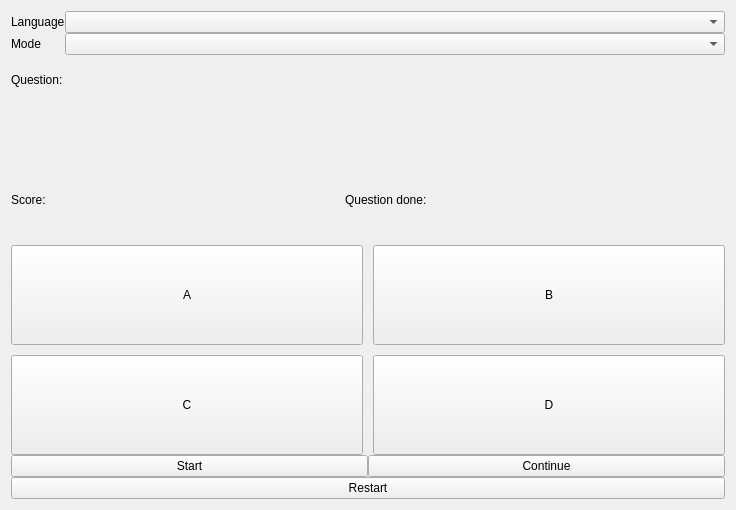
Old version of the form widgetgame.ui in the repository sangpham2710/CS163-Project.
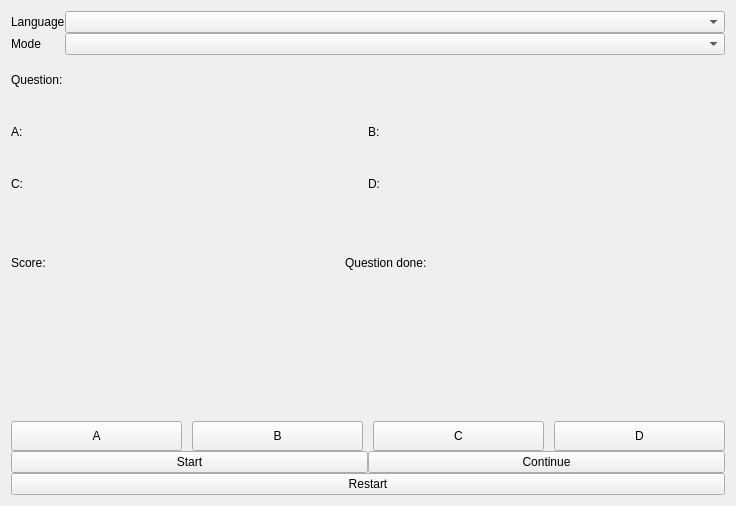
New version of the form.

Commit message: fix game scene

What changed in the file:
```diff
--- a/widgetgame.ui
+++ b/widgetgame.ui
@@ -134,6 +134,19 @@
      </property>
      <item>
       <layout class="QHBoxLayout" name="horizontalLayout_2">
+       <item>
+        <widget class="QLabel" name="label">
+         <property name="sizePolicy">
+          <sizepolicy hsizetype="Fixed" vsizetype="Preferred">
+           <horstretch>0</horstretch>
+           <verstretch>0</verstretch>
+          </sizepolicy>
+         </property>
+         <property name="text">
+          <string>A:</string>
+         </property>
+        </widget>
+       </item>
        <item>
         <widget class="QLabel" name="labelAnswer1">
          <property name="minimumSize">
@@ -150,6 +163,19 @@
          </property>
         </widget>
        </item>
+       <item>
+        <widget class="QLabel" name="label_2">
+         <property name="sizePolicy">
+          <sizepolicy hsizetype="Fixed" vsizetype="Preferred">
+           <horstretch>0</horstretch>
+           <verstretch>0</verstretch>
+          </sizepolicy>
+         </property>
+         <property name="text">
+          <string>B:</string>
+         </property>
+        </widget>
+       </item>
        <item>
         <widget class="QLabel" name="labelAnswer2">
          <property name="minimumSize">
@@ -170,6 +196,19 @@
      </item>
      <item>
       <layout class="QHBoxLayout" name="horizontalLayout_4">
+       <item>
+        <widget class="QLabel" name="label_3">
+         <property name="sizePolicy">
+          <sizepolicy hsizetype="Fixed" vsizetype="Preferred">
+           <horstretch>0</horstretch>
+           <verstretch>0</verstretch>
+          </sizepolicy>
+         </property>
+         <property name="text">
+          <string>C:</string>
+         </property>
+        </widget>
+       </item>
        <item>
         <widget class="QLabel" name="labelAnswer3">
          <property name="minimumSize">
@@ -186,6 +225,19 @@
          </property>
         </widget>
        </item>
+       <item>
+        <widget class="QLabel" name="label_4">
+         <property name="sizePolicy">
+          <sizepolicy hsizetype="Fixed" vsizetype="Preferred">
+           <horstretch>0</horstretch>
+           <verstretch>0</verstretch>
+          </sizepolicy>
+         </property>
+         <property name="text">
+          <string>D:</string>
+         </property>
+        </widget>
+       </item>
        <item>
         <widget class="QLabel" name="labelAnswer4">
          <property name="minimumSize">
@@ -261,7 +313,7 @@
      <property name="minimumSize">
       <size>
        <width>0</width>
-       <height>30</height>
+       <height>20</height>
       </size>
      </property>
      <property name="text">
@@ -276,7 +328,7 @@
      </property>
      <item>
       <layout class="QGridLayout" name="gridLayout_2">
-       <item row="0" column="0">
+       <item row="0" column="1">
         <layout class="QGridLayout" name="gridLayout">
          <property name="spacing">
           <number>10</number>
@@ -292,7 +344,7 @@
            <property name="minimumSize">
             <size>
              <width>0</width>
-             <height>100</height>
+             <height>30</height>
             </size>
            </property>
            <property name="mouseTracking">
@@ -312,6 +364,44 @@
            </property>
           </widget>
          </item>
+         <item row="0" column="4">
+          <widget class="QPushButton" name="pushButtonAnswer4">
+           <property name="sizePolicy">
+            <sizepolicy hsizetype="Ignored" vsizetype="Fixed">
+             <horstretch>0</horstretch>
+             <verstretch>0</verstretch>
+            </sizepolicy>
+           </property>
+           <property name="minimumSize">
+            <size>
+             <width>0</width>
+             <height>30</height>
+            </size>
+           </property>
+           <property name="text">
+            <string>D</string>
+           </property>
+          </widget>
+         </item>
+         <item row="0" column="2">
+          <widget class="QPushButton" name="pushButtonAnswer3">
+           <property name="sizePolicy">
+            <sizepolicy hsizetype="Ignored" vsizetype="Fixed">
+             <horstretch>0</horstretch>
+             <verstretch>0</verstretch>
+            </sizepolicy>
+           </property>
+           <property name="minimumSize">
+            <size>
+             <width>0</width>
+             <height>30</height>
+            </size>
+           </property>
+           <property name="text">
+            <string>C</string>
+           </property>
+          </widget>
+         </item>
          <item row="0" column="1">
           <widget class="QPushButton" name="pushButtonAnswer2">
            <property name="sizePolicy">
@@ -323,7 +413,7 @@
            <property name="minimumSize">
             <size>
              <width>0</width>
-             <height>100</height>
+             <height>30</height>
             </size>
            </property>
            <property name="text">
@@ -331,46 +421,40 @@
            </property>
           </widget>
          </item>
-         <item row="1" column="0">
-          <widget class="QPushButton" name="pushButtonAnswer3">
-           <property name="sizePolicy">
-            <sizepolicy hsizetype="Ignored" vsizetype="Fixed">
-             <horstretch>0</horstretch>
-             <verstretch>0</verstretch>
-            </sizepolicy>
-           </property>
-           <property name="minimumSize">
-            <size>
-             <width>0</width>
-             <height>100</height>
-            </size>
-           </property>
-           <property name="text">
-            <string>C</string>
-           </property>
-          </widget>
-         </item>
-         <item row="1" column="1">
-          <widget class="QPushButton" name="pushButtonAnswer4">
-           <property name="sizePolicy">
-            <sizepolicy hsizetype="Ignored" vsizetype="Fixed">
-             <horstretch>0</horstretch>
-             <verstretch>0</verstretch>
-            </sizepolicy>
-           </property>
-           <property name="minimumSize">
-            <size>
-             <width>0</width>
-             <height>100</height>
-            </size>
-           </property>
-           <property name="text">
-            <string>D</string>
-           </property>
-          </widget>
-         </item>
         </layout>
        </item>
+       <item row="0" column="0">
+        <spacer name="horizontalSpacer">
+         <property name="orientation">
+          <enum>Qt::Horizontal</enum>
+         </property>
+         <property name="sizeType">
+          <enum>QSizePolicy::Preferred</enum>
+         </property>
+         <property name="sizeHint" stdset="0">
+          <size>
+           <width>0</width>
+           <height>20</height>
+          </size>
+         </property>
+        </spacer>
+       </item>
+       <item row="0" column="2">
+        <spacer name="horizontalSpacer_2">
+         <property name="orientation">
+          <enum>Qt::Horizontal</enum>
+         </property>
+         <property name="sizeType">
+          <enum>QSizePolicy::Preferred</enum>
+         </property>
+         <property name="sizeHint" stdset="0">
+          <size>
+           <width>0</width>
+           <height>20</height>
+          </size>
+         </property>
+        </spacer>
+       </item>
       </layout>
      </item>
     </layout>
```
The commit also changes 1 other file.
